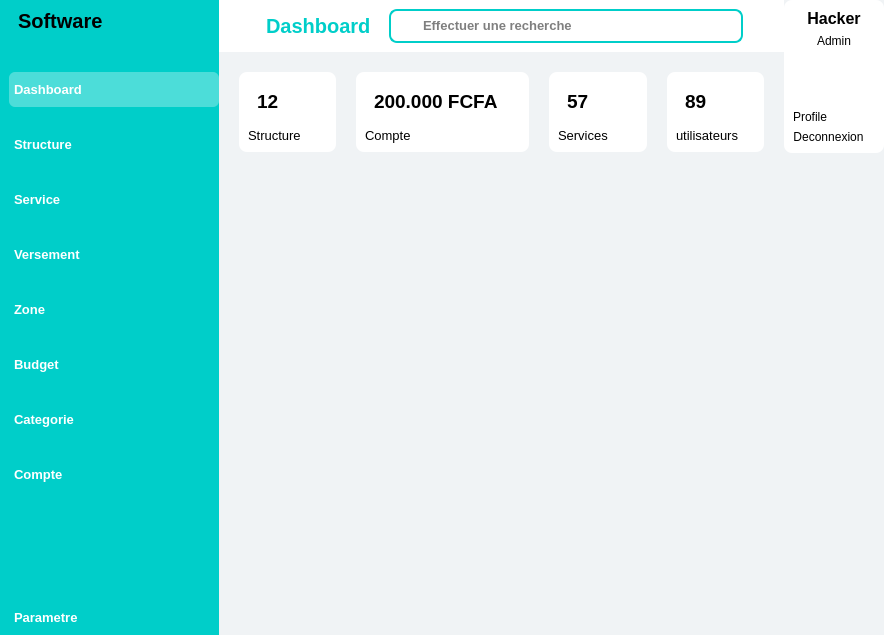
Old version of the form ui/main.ui in the repository IDRISSHACKER/getdiocese.
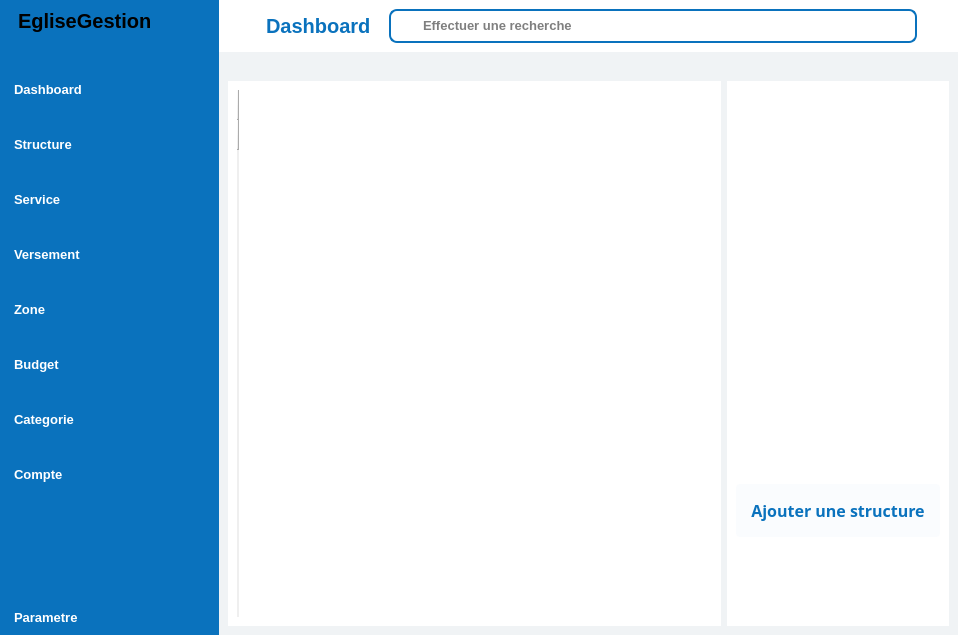
New version of the form. The open tabs and pages were chosen to show the change. Icons and pictures are not drawn.

```diff
--- a/ui/main.ui
+++ b/ui/main.ui
@@ -6,7 +6,7 @@
    <rect>
     <x>0</x>
     <y>0</y>
-    <width>884</width>
+    <width>958</width>
     <height>635</height>
    </rect>
   </property>
@@ -19,6 +19,7 @@
   <widget class="QWidget" name="centralwidget">
    <property name="styleSheet">
     <string notr="true">*{
+	color: rgb(10, 114, 189);
 	color: #000;
 	border: none
 }
@@ -28,7 +29,7 @@
 }
 
 #leftMenu{
-	background-color: #00cec9;
+	background-color: #0a72bd;
 	max-width: 250px
 }
 
@@ -38,14 +39,14 @@
 
 #searchFrame{
 	border-radius: 8px;
-	border: 2px solid #00cec9;
+	border: 2px solid #0a72bd;
 }
 
 #menuLabel{
-	color: #00cec9
+	color: #0a72bd
 }
 
-#card1, #card2, #card3, #card4{
+#card1_3, #card2_3, #card3_3, #card4_3{
 	background: #fff;
 	border-radius: 8px;
 }
@@ -66,10 +67,6 @@
 	background: rgba(255, 255, 255, 0.3);
 	transition: all linear 0.3s;
 }
-#dashboardBtn{
-	background: rgba(255, 255, 255, 0.3);
-	transition: all linear 0.3s;
-}
 
 #profileCont{
 	background: #fff;
@@ -180,7 +177,7 @@
                 </font>
                </property>
                <property name="text">
-                <string>Software</string>
+                <string>EgliseGestion</string>
                </property>
               </widget>
              </item>
@@ -611,7 +608,7 @@
             </layout>
            </widget>
           </item>
-          <item alignment="Qt::AlignTop">
+          <item>
            <widget class="QWidget" name="widget_3" native="true">
             <layout class="QHBoxLayout" name="horizontalLayout_5">
              <item>
@@ -727,9 +724,25 @@
          </layout>
         </widget>
        </item>
-       <item alignment="Qt::AlignTop">
-        <widget class="QWidget" name="cardsFrame" native="true">
-         <layout class="QHBoxLayout" name="horizontalLayout_7">
+       <item>
+        <widget class="QStackedWidget" name="pages">
+         <property name="currentIndex">
+          <number>0</number>
+         </property>
+         <widget class="QWidget" name="dashboard">
+          <layout class="QVBoxLayout" name="verticalLayout_5">
+           <item>
+            <widget class="QFrame" name="framePages">
+             <property name="frameShape">
+              <enum>QFrame::StyledPanel</enum>
+             </property>
+             <property name="frameShadow">
+              <enum>QFrame::Raised</enum>
+             </property>
+             <layout class="QVBoxLayout" name="verticalLayout_20">
+              <item>
+               <widget class="QWidget" name="cardsFrame_3" native="true">
+                <layout class="QHBoxLayout" name="horizontalLayout_11">
           <property name="spacing">
            <number>20</number>
           </property>
@@ -746,7 +759,10 @@
            <number>0</number>
           </property>
           <item alignment="Qt::AlignTop">
-           <widget class="QFrame" name="card1">
+                  <widget class="QFrame" name="card1_3">
+                   <property name="styleSheet">
+                    <string notr="true"/>
+                   </property>
             <property name="frameShape">
              <enum>QFrame::StyledPanel</enum>
             </property>
@@ -815,7 +831,7 @@
            </widget>
           </item>
           <item>
-           <widget class="QFrame" name="card2">
+                  <widget class="QFrame" name="card2_3">
             <property name="frameShape">
              <enum>QFrame::StyledPanel</enum>
             </property>
@@ -884,7 +900,7 @@
            </widget>
           </item>
           <item>
-           <widget class="QFrame" name="card3">
+                  <widget class="QFrame" name="card3_3">
             <property name="frameShape">
              <enum>QFrame::StyledPanel</enum>
             </property>
@@ -953,7 +969,7 @@
            </widget>
           </item>
           <item>
-           <widget class="QFrame" name="card4">
+                  <widget class="QFrame" name="card4_3">
             <property name="frameShape">
              <enum>QFrame::StyledPanel</enum>
             </property>
@@ -1025,7 +1041,7 @@
         </widget>
        </item>
        <item>
-        <widget class="QWidget" name="mainFraime" native="true">
+               <widget class="QWidget" name="mainFraime_3" native="true">
          <property name="sizePolicy">
           <sizepolicy hsizetype="Preferred" vsizetype="Expanding">
            <horstretch>0</horstretch>
@@ -1047,6 +1063,117 @@
            </widget>
           </item>
          </layout>
+               </widget>
+              </item>
+             </layout>
+            </widget>
+           </item>
+          </layout>
+         </widget>
+         <widget class="QWidget" name="page_3"/>
+         <widget class="QWidget" name="structure">
+          <property name="styleSheet">
+           <string notr="true">#tableData{
+	background: white;
+	borde-radius: 4px
+}
+
+#actions{
+	background: white;
+	borde-radius: 4px
+}</string>
+          </property>
+          <layout class="QHBoxLayout" name="horizontalLayout_26">
+           <item>
+            <widget class="QWidget" name="tableData" native="true">
+             <layout class="QHBoxLayout" name="horizontalLayout_27">
+              <item>
+               <widget class="QTableWidget" name="structTable">
+                <row>
+                 <property name="text">
+                  <string/>
+                 </property>
+                </row>
+                <row>
+                 <property name="text">
+                  <string/>
+                 </property>
+                </row>
+               </widget>
+              </item>
+             </layout>
+            </widget>
+           </item>
+           <item>
+            <widget class="QWidget" name="actions" native="true">
+             <layout class="QVBoxLayout" name="verticalLayout_21">
+              <item>
+               <widget class="QLabel" name="label_11">
+                <property name="maximumSize">
+                 <size>
+                  <width>300</width>
+                  <height>230</height>
+                 </size>
+                </property>
+                <property name="text">
+                 <string/>
+                </property>
+                <property name="pixmap">
+                 <pixmap>../static/asset/svg/undraw_ordinary_day_re_v5hy.svg</pixmap>
+                </property>
+                <property name="scaledContents">
+                 <bool>true</bool>
+                </property>
+               </widget>
+              </item>
+              <item>
+               <widget class="QPushButton" name="addStruct">
+                <property name="font">
+                 <font>
+                  <family>GeForce</family>
+                  <pointsize>12</pointsize>
+                  <weight>75</weight>
+                  <bold>true</bold>
+                 </font>
+                </property>
+                <property name="cursor">
+                 <cursorShape>PointingHandCursor</cursorShape>
+                </property>
+                <property name="styleSheet">
+                 <string notr="true">#addStruct{
+	background: rgb(10, 114, 189, 0.02);
+	color: rgb(10, 114, 189);
+	border-radius:4px;
+	padding: 15px
+}
+
+#addStruct:hover{
+	background: rgb(10, 114, 189, 0.3);
+	color: rgb(10, 114, 189);
+	border-radius:4px
+}
+</string>
+                </property>
+                <property name="text">
+                 <string>Ajouter une structure</string>
+                </property>
+                <property name="icon">
+                 <iconset>
+                  <normaloff>../static/asset/icons/blue/copy.svg</normaloff>../static/asset/icons/blue/copy.svg</iconset>
+                </property>
+                <property name="iconSize">
+                 <size>
+                  <width>25</width>
+                  <height>25</height>
+                 </size>
+                </property>
+               </widget>
+              </item>
+             </layout>
+            </widget>
+           </item>
+          </layout>
+         </widget>
         </widget>
        </item>
       </layout>
@@ -1067,101 +1194,6 @@
        <property name="bottomMargin">
         <number>0</number>
        </property>
-       <item>
-        <widget class="QFrame" name="frame_12">
-         <property name="minimumSize">
-          <size>
-           <width>100</width>
-           <height>0</height>
-          </size>
-         </property>
-         <property name="frameShape">
-          <enum>QFrame::StyledPanel</enum>
-         </property>
-         <property name="frameShadow">
-          <enum>QFrame::Raised</enum>
-         </property>
-         <layout class="QVBoxLayout" name="verticalLayout_14">
-          <item alignment="Qt::AlignTop">
-           <widget class="QLabel" name="label_24">
-            <property name="font">
-             <font>
-              <pointsize>12</pointsize>
-              <weight>75</weight>
-              <bold>true</bold>
-             </font>
-            </property>
-            <property name="text">
-             <string>Hacker</string>
-            </property>
-            <property name="alignment">
-             <set>Qt::AlignCenter</set>
-            </property>
-           </widget>
-          </item>
-          <item alignment="Qt::AlignTop">
-           <widget class="QLabel" name="label_25">
-            <property name="text">
-             <string>Admin</string>
-            </property>
-            <property name="alignment">
-             <set>Qt::AlignCenter</set>
-            </property>
-           </widget>
-          </item>
-          <item alignment="Qt::AlignHCenter|Qt::AlignTop">
-           <widget class="QLabel" name="label_26">
-            <property name="minimumSize">
-             <size>
-              <width>50</width>
-              <height>50</height>
-             </size>
-            </property>
-            <property name="maximumSize">
-             <size>
-              <width>50</width>
-              <height>50</height>
-             </size>
-            </property>
-            <property name="styleSheet">
-             <string notr="true">border-radius: 700px</string>
-            </property>
-            <property name="text">
-             <string/>
-            </property>
-            <property name="pixmap">
-             <pixmap resource="../ressources.qrc">:/avatar/static/asset/avatar/231167000_252829490005291_5323121114516992890_n.jpg</pixmap>
-            </property>
-            <property name="scaledContents">
-             <bool>true</bool>
-            </property>
-           </widget>
-          </item>
-          <item alignment="Qt::AlignLeft|Qt::AlignTop">
-           <widget class="QPushButton" name="pushButton_2">
-            <property name="text">
-             <string>Profile</string>
-            </property>
-            <property name="icon">
-             <iconset resource="../ressources.qrc">
-              <normaloff>:/blueIcons/static/asset/icons/blue/user.svg</normaloff>:/blueIcons/static/asset/icons/blue/user.svg</iconset>
-            </property>
-           </widget>
-          </item>
-          <item alignment="Qt::AlignLeft">
-           <widget class="QPushButton" name="pushButton">
-            <property name="text">
-             <string>Deconnexion</string>
-            </property>
-            <property name="icon">
-             <iconset resource="../ressources.qrc">
-              <normaloff>:/blueIcons/static/asset/icons/blue/log-out.svg</normaloff>:/blueIcons/static/asset/icons/blue/log-out.svg</iconset>
-            </property>
-           </widget>
-          </item>
-         </layout>
-        </widget>
-       </item>
       </layout>
      </widget>
     </item>
```
Left out of the diff: 111 changed lines with no effect on the pictures. Lines whose indentation alone changed are shown as unchanged.
